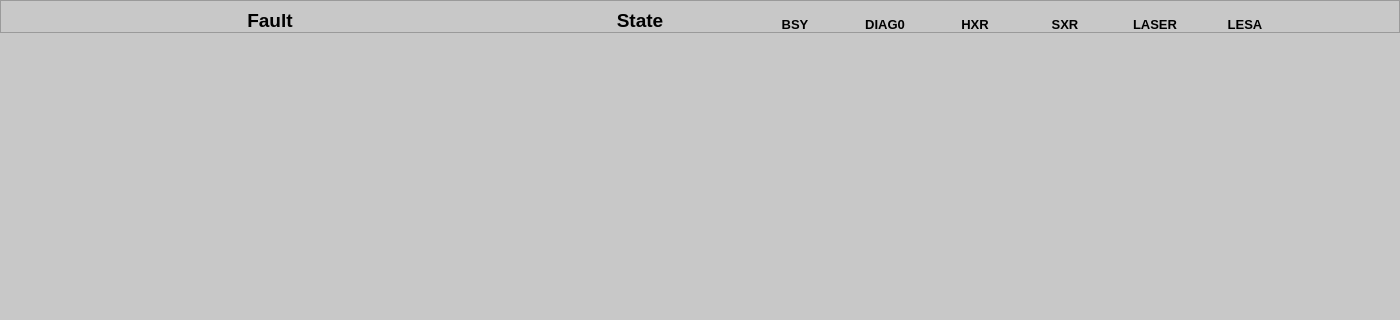
ad-build-test/pydm-mps, file mps_logic.ui: the form before one commit; both pictures show x 0 to 1400 and y 0 to 320 of the 1400 by 500 pixel window.
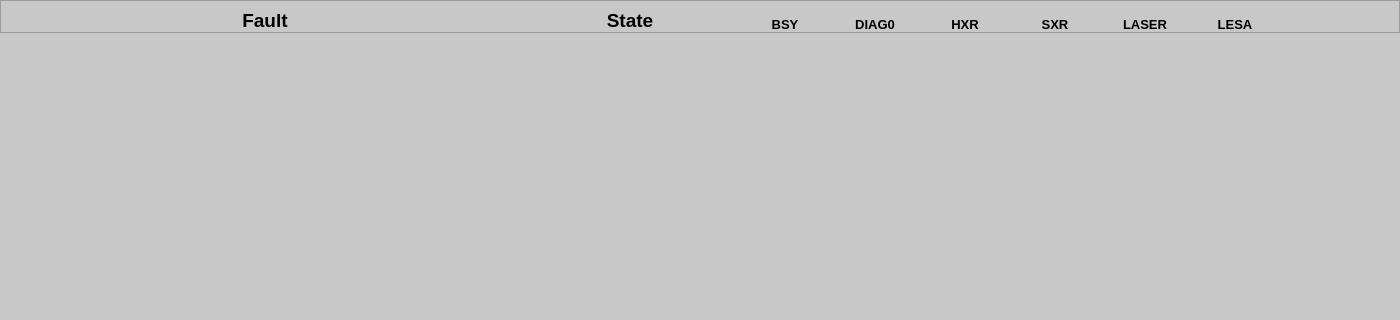
The form after the commit. Custom widgets are drawn as their Qt base class.

Commit message: adjust size of display

Diff of the .ui file:
```diff
--- a/mps_logic.ui
+++ b/mps_logic.ui
@@ -383,7 +383,7 @@
         </property>
         <property name="sizeHint" stdset="0">
          <size>
-          <width>100</width>
+          <width>110</width>
           <height>20</height>
          </size>
         </property>
```
